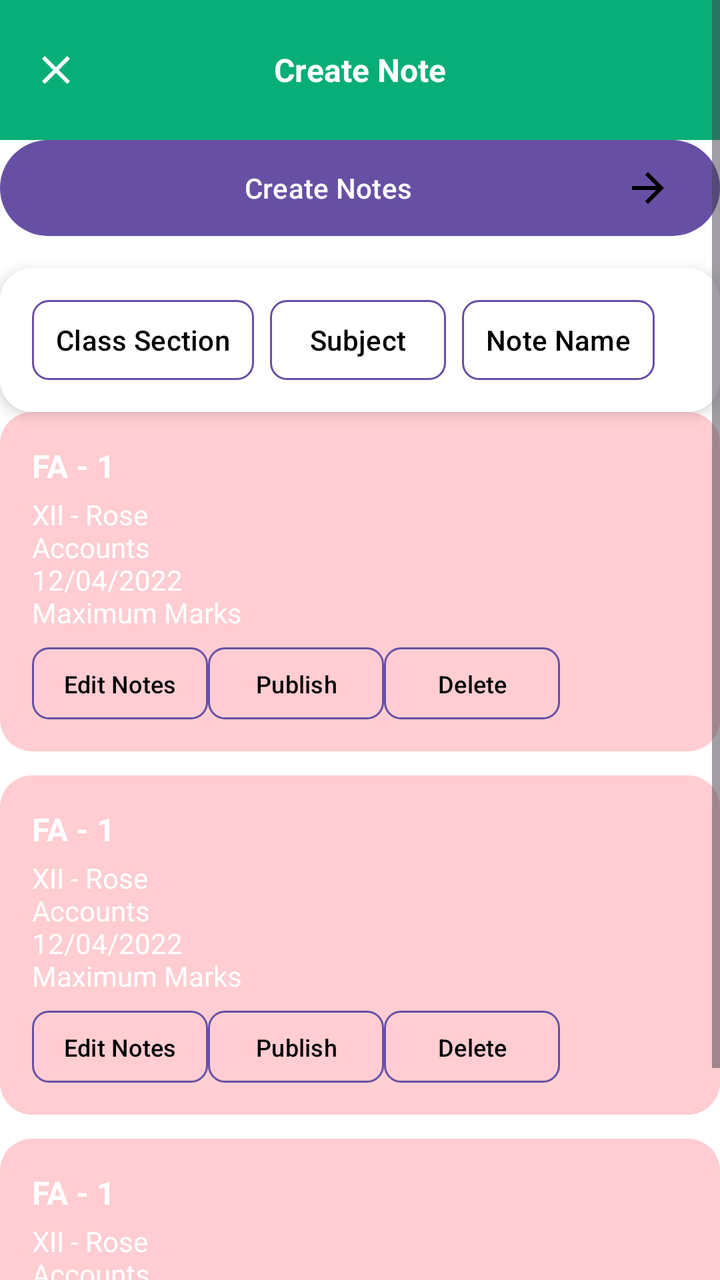
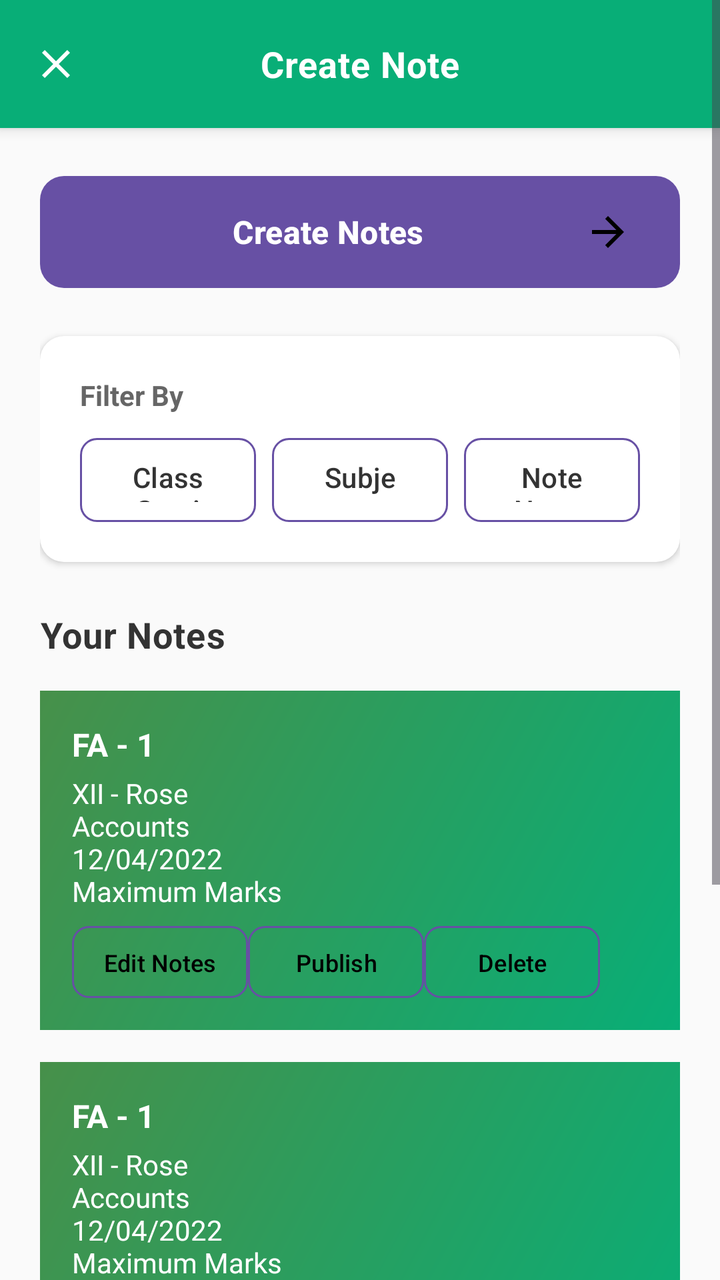

Compare the two renders of this Android layout. The source of the first and the diff that turns it into the second are given below.
<!-- AndroidManifest.xml: application theme Theme.WILPROJECT -->
<!-- res/layout/acitivity_create_notes.xml -->
<?xml version="1.0" encoding="utf-8"?>
<ScrollView xmlns:android="http://schemas.android.com/apk/res/android"
    xmlns:tools="http://schemas.android.com/tools"
    android:layout_width="match_parent"
    android:layout_height="match_parent"
    xmlns:app="http://schemas.android.com/apk/res-auto"
    android:background="#FFFFFF">

    <LinearLayout
        android:layout_width="match_parent"
        android:layout_height="wrap_content"
        android:orientation="vertical"
        android:paddingBottom="16dp"
    >

        
        <RelativeLayout
            android:layout_width="match_parent"
            android:layout_height="70dp"
            android:background="@color/green">

            <ImageView
                android:id="@+id/btnClose"
                android:layout_width="24dp"
                android:layout_height="24dp"
                android:layout_centerVertical="true"
                android:layout_marginStart="16dp"
                android:src="@drawable/ic_close"
                app:tint="@android:color/white" />

            <TextView
                android:layout_width="wrap_content"
                android:layout_height="wrap_content"
                android:layout_centerVertical="true"
                android:layout_centerHorizontal="true"
                android:text="Create Note"
                android:textColor="@android:color/white"
                android:textSize="16sp"
                android:textStyle="bold" />
        </RelativeLayout>
        

        
        <Button
            android:id="@+id/btn_create_notes"
            android:layout_width="match_parent"
            android:layout_height="48dp"
            android:layout_marginBottom="16dp"
            android:background="@drawable/bg_create_button"
            android:drawableEnd="@drawable/ic_arrow_right"
            android:drawablePadding="8dp"
            android:text="Create Notes"
            android:textAllCaps="false"
            android:textColor="@android:color/white" />

        <LinearLayout
            android:layout_width="match_parent"
            android:layout_height="wrap_content"
            android:orientation="horizontal"
            android:background="@drawable/form_background"
            android:elevation="4dp"


            android:padding="16dp">

            <Button
                style="@style/FilterButtonStyle"
                android:text="Class Section"
                tools:ignore="TouchTargetSizeCheck" />

            <Button
                style="@style/FilterButtonStyle"
                android:layout_marginStart="8dp"
                android:text="Subject"
                tools:ignore="TouchTargetSizeCheck" />

            <Button
                style="@style/FilterButtonStyle"
                android:layout_marginStart="8dp"
                android:text="Note Name"
                tools:ignore="TouchTargetSizeCheck" />
        </LinearLayout>

        
        <include layout="@layout/item_note_card"
            android:layout_width="match_parent"
            android:layout_height="match_parent"
            android:layout_marginBottom="12dp"
            android:tag="fa1" />

        <include layout="@layout/item_note_card"
            android:layout_width="match_parent"
            android:layout_height="match_parent"
            android:layout_marginBottom="12dp"
            android:tag="term1" />

        <include layout="@layout/item_note_card"
            android:layout_width="match_parent"
            android:layout_height="match_parent"
            android:layout_marginBottom="12dp"
            android:tag="fa2" />

    </LinearLayout>
</ScrollView>
<!-- res/layout/item_note_card.xml (included above) -->
<?xml version="1.0" encoding="utf-8"?>
<LinearLayout xmlns:android="http://schemas.android.com/apk/res/android"
    xmlns:tools="http://schemas.android.com/tools"
    android:layout_width="match_parent"
    android:layout_height="wrap_content"
    android:orientation="vertical"
    android:background="@drawable/bg_note_card_pink"
    android:padding="16dp">

    <TextView
        android:id="@+id/note_title"
        android:layout_width="wrap_content"
        android:layout_height="wrap_content"
        android:text="FA - 1"
        android:textSize="16sp"
        android:textStyle="bold"
        android:textColor="@android:color/white" />

    <TextView
        android:id="@+id/note_details"
        android:layout_width="wrap_content"
        android:layout_height="wrap_content"
        android:text="XII - Rose\nAccounts\n12/04/2022\nMaximum Marks"
        android:textSize="14sp"
        android:layout_marginTop="4dp"
        android:textColor="@android:color/white" />

    <LinearLayout
        android:layout_width="match_parent"
        android:layout_height="wrap_content"
        android:layout_marginTop="8dp"
        android:orientation="horizontal"
        android:gravity="center_vertical"
        android:layout_gravity="center"
        >

        <Button
            style="@style/NoteActionButton"
            android:drawableStart="@drawable/ic_edit"
            android:text="Edit Notes"
            tools:ignore="TouchTargetSizeCheck" />

        <Button
            style="@style/NoteActionButton"
            android:drawableStart="@drawable/ic_publish"
            android:text="Publish"
            tools:ignore="TouchTargetSizeCheck" />

        <Button
            style="@style/NoteActionButton"
            android:drawableStart="@drawable/ic_delete"
            android:text="Delete"
            tools:ignore="TouchTargetSizeCheck" />
    </LinearLayout>
</LinearLayout>
<!-- resources referenced by this layout -->
<resources>
  <color name="green">#08AE77</color>
  <!-- drawable bg_create_button (drawable) -->
  <shape xmlns:android="http://schemas.android.com/apk/res/android"
      android:shape="rectangle">
      <solid android:color="#00C853"/>
      <corners android:radius="24dp"/>
  </shape>
  <!-- drawable bg_note_card_pink (drawable) -->
  <shape xmlns:android="http://schemas.android.com/apk/res/android"
      android:shape="rectangle">
      <solid android:color="@color/note_pink"/>
      <corners android:radius="16dp"/>
  </shape>
  <!-- drawable form_background (drawable) -->
  <shape xmlns:android="http://schemas.android.com/apk/res/android"
      android:shape="rectangle">
      <solid android:color="@android:color/white" />
      <corners android:radius="16dp" />
      <stroke android:color="@android:color/transparent" android:width="0dp" />
  </shape>
  <!-- drawable ic_arrow_right (drawable) -->
  <vector xmlns:android="http://schemas.android.com/apk/res/android" android:autoMirrored="true" android:height="24dp" android:tint="#000000" android:viewportHeight="24" android:viewportWidth="24" android:width="24dp">
        
      <path android:fillColor="@android:color/white" android:pathData="M12,4l-1.41,1.41L16.17,11H4v2h12.17l-5.58,5.59L12,20l8,-8z"/>
      
  </vector>
  <!-- drawable ic_close (drawable) -->
  <vector xmlns:android="http://schemas.android.com/apk/res/android" android:height="24dp" android:tint="#000000" android:viewportHeight="24" android:viewportWidth="24" android:width="24dp">
        
      <path android:fillColor="@android:color/white" android:pathData="M19,6.41L17.59,5 12,10.59 6.41,5 5,6.41 10.59,12 5,17.59 6.41,19 12,13.41 17.59,19 19,17.59 13.41,12z"/>
      
  </vector>
  <!-- drawable ic_delete (drawable) -->
  <vector xmlns:android="http://schemas.android.com/apk/res/android" android:height="24dp" android:tint="#000000" android:viewportHeight="24" android:viewportWidth="24" android:width="24dp">
        
      <path android:fillColor="@android:color/white" android:pathData="M6,19c0,1.1 0.9,2 2,2h8c1.1,0 2,-0.9 2,-2V7H6v12zM19,4h-3.5l-1,-1h-5l-1,1H5v2h14V4z"/>
      
  </vector>
  <style name="FilterButtonStyle">
          <item name="android:layout_width">wrap_content</item>
          <item name="android:layout_height">40dp</item>
          <item name="android:background">@drawable/input_outline</item>
          <item name="android:textColor">#000000</item>
          <item name="android:textSize">14sp</item>
          <item name="android:paddingStart">12dp</item>
          <item name="android:paddingEnd">12dp</item>
      </style>
  <style name="NoteActionButton">
          <item name="android:layout_width">wrap_content</item>
          <item name="android:layout_height">36dp</item>
          <item name="android:background">@drawable/input_outline</item>
          <item name="android:textSize">12sp</item>
          <item name="android:textColor">#000000</item>
          <item name="android:paddingStart">8dp</item>
          <item name="android:paddingEnd">8dp</item>
      </style>
  <style name="Theme.WILPROJECT" parent="Base.Theme.WILPROJECT" />
  <color name="note_pink">#FFCDD2</color>
  <!-- drawable input_outline (drawable) -->
  <shape xmlns:android="http://schemas.android.com/apk/res/android"
      android:shape="rectangle">
      <solid android:color="@android:color/transparent" />
      <stroke android:color="@color/purple" android:width="1dp" />
      <corners android:radius="8dp" />
  </shape>
  <style name="Base.Theme.WILPROJECT" parent="Theme.Material3.DayNight.NoActionBar">
          
          
      </style>
  <color name="purple">#9D61E0</color>
  <!-- unchanged entries left out for length: 2 -->
</resources>

<!-- the commit's change to res/layout/acitivity_create_notes.xml (unified diff, before → after) -->
@@ -1,105 +1,160 @@
 <?xml version="1.0" encoding="utf-8"?>
 <ScrollView xmlns:android="http://schemas.android.com/apk/res/android"
     xmlns:tools="http://schemas.android.com/tools"
+    xmlns:app="http://schemas.android.com/apk/res-auto"
     android:layout_width="match_parent"
     android:layout_height="match_parent"
-    xmlns:app="http://schemas.android.com/apk/res-auto"
-    android:background="#FFFFFF">
+    android:background="#FAFAFA"
+    android:fitsSystemWindows="true">
 
     <LinearLayout
         android:layout_width="match_parent"
         android:layout_height="wrap_content"
         android:orientation="vertical"
-        android:paddingBottom="16dp"
-    >
+        android:paddingBottom="24dp">
 
         
         <RelativeLayout
             android:layout_width="match_parent"
-            android:layout_height="70dp"
-            android:background="@color/green">
+            android:layout_height="64dp"
+            android:background="@color/finalGreen"
+            android:elevation="4dp"
+            android:paddingHorizontal="16dp">
 
             <ImageView
                 android:id="@+id/btnClose"
                 android:layout_width="24dp"
                 android:layout_height="24dp"
                 android:layout_centerVertical="true"
-                android:layout_marginStart="16dp"
                 android:src="@drawable/ic_close"
                 app:tint="@android:color/white" />
 
             <TextView
                 android:layout_width="wrap_content"
                 android:layout_height="wrap_content"
-                android:layout_centerVertical="true"
-                android:layout_centerHorizontal="true"
+                android:layout_centerInParent="true"
                 android:text="Create Note"
                 android:textColor="@android:color/white"
-                android:textSize="16sp"
-                android:textStyle="bold" />
+                android:textSize="18sp"
+                android:textStyle="bold"
+                android:letterSpacing="0.02" />
+
         </RelativeLayout>
+
         
-
-        
-        <Button
-            android:id="@+id/btn_create_notes"
-            android:layout_width="match_parent"
-            android:layout_height="48dp"
-            android:layout_marginBottom="16dp"
-            android:background="@drawable/bg_create_button"
-            android:drawableEnd="@drawable/ic_arrow_right"
-            android:drawablePadding="8dp"
-            android:text="Create Notes"
-            android:textAllCaps="false"
-            android:textColor="@android:color/white" />
-
         <LinearLayout
             android:layout_width="match_parent"
             android:layout_height="wrap_content"
-            android:orientation="horizontal"
-            android:background="@drawable/form_background"
-            android:elevation="4dp"
-
-
-            android:padding="16dp">
-
+            android:orientation="vertical"
+            android:paddingHorizontal="20dp"
+            android:paddingTop="24dp">
+
+            
             <Button
-                style="@style/FilterButtonStyle"
-                android:text="Class Section"
-                tools:ignore="TouchTargetSizeCheck" />
-
-            <Button
-                style="@style/FilterButtonStyle"
-                android:layout_marginStart="8dp"
-                android:text="Subject"
-                tools:ignore="TouchTargetSizeCheck" />
-
-            <Button
-                style="@style/FilterButtonStyle"
-                android:layout_marginStart="8dp"
-                android:text="Note Name"
-                tools:ignore="TouchTargetSizeCheck" />
+                android:id="@+id/btn_create_notes"
+                android:layout_width="match_parent"
+                android:layout_height="56dp"
+                android:layout_marginBottom="24dp"
+                android:background="@drawable/bg_primary_button"
+                android:drawableEnd="@drawable/ic_arrow_right"
+                android:drawablePadding="8dp"
+                android:text="Create Notes"
+                android:textAllCaps="false"
+                android:textColor="@android:color/white"
+                android:textSize="16sp"
+                android:textStyle="bold"
+              />
+
+            
+            <LinearLayout
+                android:layout_width="match_parent"
+                android:layout_height="wrap_content"
+                android:background="@drawable/bg_card"
+                android:elevation="2dp"
+                android:orientation="vertical"
+                android:padding="20dp"
+                android:layout_marginBottom="24dp">
+
+                <TextView
+                    android:layout_width="match_parent"
+                    android:layout_height="wrap_content"
+                    android:text="Filter By"
+                    android:textColor="#666666"
+                    android:textSize="14sp"
+                    android:textStyle="bold"
+                    android:layout_marginBottom="12dp" />
+
+                <LinearLayout
+                    android:layout_width="match_parent"
+                    android:layout_height="wrap_content"
+                    android:orientation="horizontal">
+
+                    <Button
+                        android:layout_width="0dp"
+                        android:layout_height="42dp"
+                        android:layout_marginEnd="8dp"
+                        android:layout_weight="1"
+                        android:background="@drawable/bg_filter_button"
+                        android:text="Class Section"
+                        android:textAllCaps="false"
+                        android:textColor="#333333"
+                        android:textSize="14sp"
+                        tools:ignore="TouchTargetSizeCheck" />
+
+                    <Button
+                        android:layout_width="0dp"
+                        android:layout_height="42dp"
+                        android:layout_marginEnd="8dp"
+                        android:layout_weight="1"
+                        android:background="@drawable/bg_filter_button"
+                        android:text="Subject"
+                        android:textAllCaps="false"
+                        android:textColor="#333333"
+                        android:textSize="14sp"
+                        tools:ignore="TouchTargetSizeCheck" />
+
+                    <Button
+                        android:layout_width="0dp"
+                        android:layout_height="42dp"
+                        android:layout_weight="1"
+                        android:background="@drawable/bg_filter_button"
+                        android:text="Note Name"
+                        android:textAllCaps="false"
+                        android:textColor="#333333"
+                        android:textSize="14sp"
+                        tools:ignore="TouchTargetSizeCheck" />
+
+                </LinearLayout>
+            </LinearLayout>
+
+            
+            <TextView
+                android:layout_width="match_parent"
+                android:layout_height="wrap_content"
+                android:layout_marginBottom="16dp"
+                android:text="Your Notes"
+                android:textColor="#333333"
+                android:textSize="18sp"
+                android:textStyle="bold"
+                android:letterSpacing="0.02" />
+
+            
+            <include layout="@layout/item_note_card"
+                android:layout_width="match_parent"
+                android:layout_height="wrap_content"
+                android:layout_marginBottom="16dp" />
+
+            <include layout="@layout/item_note_card"
+                android:layout_width="match_parent"
+                android:layout_height="wrap_content"
+                android:layout_marginBottom="16dp" />
+
+            <include layout="@layout/item_note_card"
+                android:layout_width="match_parent"
+                android:layout_height="wrap_content"
+                android:layout_marginBottom="16dp" />
+
         </LinearLayout>
-
-        
-        <include layout="@layout/item_note_card"
-            android:layout_width="match_parent"
-            android:layout_height="match_parent"
-            android:layout_marginBottom="12dp"
-            android:tag="fa1" />
-
-        <include layout="@layout/item_note_card"
-            android:layout_width="match_parent"
-            android:layout_height="match_parent"
-            android:layout_marginBottom="12dp"
-            android:tag="term1" />
-
-        <include layout="@layout/item_note_card"
-            android:layout_width="match_parent"
-            android:layout_height="match_parent"
-            android:layout_marginBottom="12dp"
-            android:tag="fa2" />
-
     </LinearLayout>
 </ScrollView>
 <!-- res/layout/item_note_card.xml (included above) -->
@@ -109,7 +164,7 @@
     android:layout_width="match_parent"
     android:layout_height="wrap_content"
     android:orientation="vertical"
-    android:background="@drawable/bg_note_card_pink"
+    android:background="@drawable/background_gradient"
     android:padding="16dp">
 
     <TextView
<!-- resource entries referenced after the edit -->
@@ -1,25 +1,35 @@
 <!-- resources referenced by this layout -->
 <resources>
+  <color name="finalGreen">#08AE77</color>
+  <!-- drawable background_gradient (drawable) -->
+  <?xml version="1.0" encoding="utf-8"?>
+  <shape xmlns:android="http://schemas.android.com/apk/res/android">
+      <gradient
+          android:startColor="#08AE77"
+          android:endColor="#47904A"
+          android:angle="135" />
+      <corners android:radius="0dp" />
+  </shape>
+  <!-- drawable bg_card (drawable) -->
+  <?xml version="1.0" encoding="utf-8"?>
+  <shape xmlns:android="http://schemas.android.com/apk/res/android">
+      <solid android:color="@android:color/white" />
+      <corners android:radius="12dp" />
+  </shape>
+  <!-- drawable bg_filter_button (drawable) -->
+  <?xml version="1.0" encoding="utf-8"?>
+  <shape xmlns:android="http://schemas.android.com/apk/res/android">
+      <solid android:color="@android:color/transparent" />
+      <stroke android:width="1dp" android:color="#E0E0E0" />
+      <corners android:radius="8dp" />
+  </shape>
+  <!-- drawable bg_primary_button (drawable) -->
+  <?xml version="1.0" encoding="utf-8"?>
+  <shape xmlns:android="http://schemas.android.com/apk/res/android">
+      <solid android:color="@color/green" />
+      <corners android:radius="12dp" />
+  </shape>
   <color name="green">#08AE77</color>
-  <!-- drawable bg_create_button (drawable) -->
-  <shape xmlns:android="http://schemas.android.com/apk/res/android"
-      android:shape="rectangle">
-      <solid android:color="#00C853"/>
-      <corners android:radius="24dp"/>
-  </shape>
-  <!-- drawable bg_note_card_pink (drawable) -->
-  <shape xmlns:android="http://schemas.android.com/apk/res/android"
-      android:shape="rectangle">
-      <solid android:color="@color/note_pink"/>
-      <corners android:radius="16dp"/>
-  </shape>
-  <!-- drawable form_background (drawable) -->
-  <shape xmlns:android="http://schemas.android.com/apk/res/android"
-      android:shape="rectangle">
-      <solid android:color="@android:color/white" />
-      <corners android:radius="16dp" />
-      <stroke android:color="@android:color/transparent" android:width="0dp" />
-  </shape>
   <!-- drawable ic_arrow_right (drawable) -->
   <vector xmlns:android="http://schemas.android.com/apk/res/android" android:autoMirrored="true" android:height="24dp" android:tint="#000000" android:viewportHeight="24" android:viewportWidth="24" android:width="24dp">
         
@@ -38,15 +48,6 @@
       <path android:fillColor="@android:color/white" android:pathData="M6,19c0,1.1 0.9,2 2,2h8c1.1,0 2,-0.9 2,-2V7H6v12zM19,4h-3.5l-1,-1h-5l-1,1H5v2h14V4z"/>
       
   </vector>
-  <style name="FilterButtonStyle">
-          <item name="android:layout_width">wrap_content</item>
-          <item name="android:layout_height">40dp</item>
-          <item name="android:background">@drawable/input_outline</item>
-          <item name="android:textColor">#000000</item>
-          <item name="android:textSize">14sp</item>
-          <item name="android:paddingStart">12dp</item>
-          <item name="android:paddingEnd">12dp</item>
-      </style>
   <style name="NoteActionButton">
           <item name="android:layout_width">wrap_content</item>
           <item name="android:layout_height">36dp</item>
@@ -57,19 +58,18 @@
           <item name="android:paddingEnd">8dp</item>
       </style>
   <style name="Theme.WILPROJECT" parent="Base.Theme.WILPROJECT" />
-  <color name="note_pink">#FFCDD2</color>
   <!-- drawable input_outline (drawable) -->
   <shape xmlns:android="http://schemas.android.com/apk/res/android"
       android:shape="rectangle">
       <solid android:color="@android:color/transparent" />
-      <stroke android:color="@color/purple" android:width="1dp" />
+      <stroke android:color="@color/white" android:width="1dp" />
       <corners android:radius="8dp" />
   </shape>
   <style name="Base.Theme.WILPROJECT" parent="Theme.Material3.DayNight.NoActionBar">
           
           
       </style>
-  <color name="purple">#9D61E0</color>
+  <color name="white">#FFFFFFFF</color>
   <!-- unchanged entries left out for length: 2 -->
 </resources>
 
